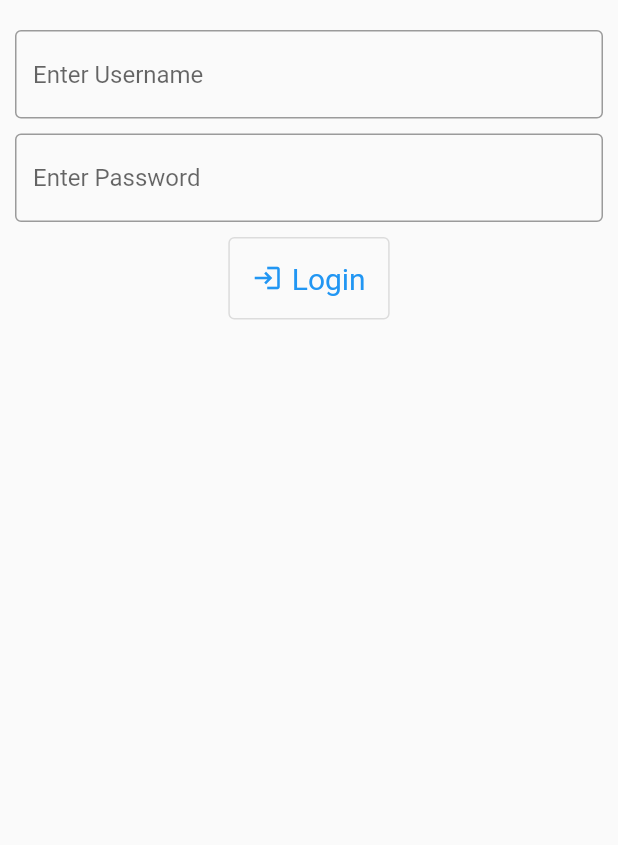
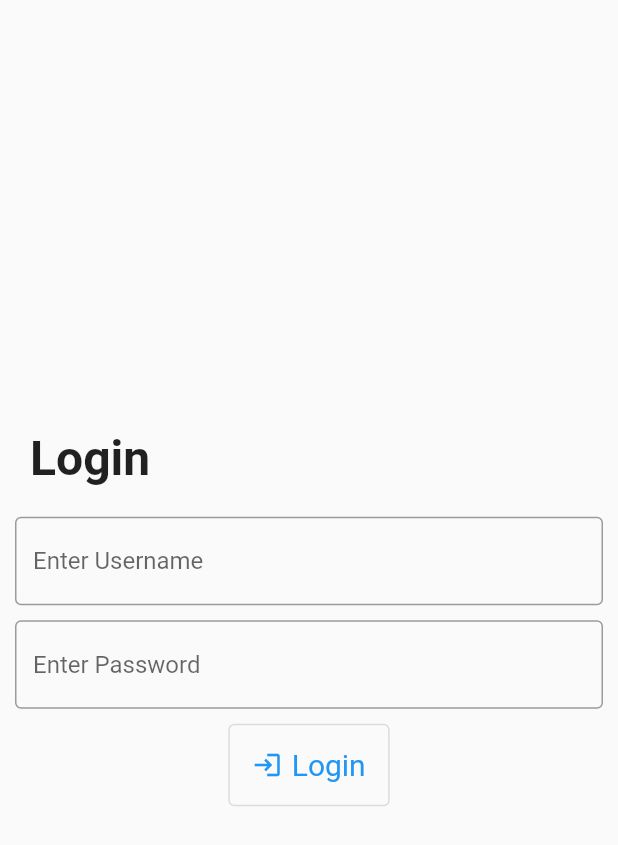
Before and after one commit to JakeSiewJK64/RhineCafe2.0, a Flutter app: the screen it shows after launch, on a phone screen of 412 x 824 dp. Shown: the top 845 px of the screen. Run offline on Flutter 3.47's test engine with Material 2 defaults, Android fonts, the phone set to English and light mode, and no system bars; project files that could hold a hidden picture were left out.

Commit message:
update: looks and feel for login screen

```diff
--- a/app/lib/components/pages/authentication/login.dart
+++ b/app/lib/components/pages/authentication/login.dart
@@ -31,7 +31,17 @@ class _LoginComponentState extends State<LoginComponent> {
       body: Padding(
         padding: const EdgeInsets.all(10),
         child: Column(
+          mainAxisAlignment: MainAxisAlignment.center,
           children: [
+            const Padding(
+                padding: EdgeInsets.all(10),
+                child: Align(
+                  alignment: Alignment.centerLeft,
+                  child: Text(
+                    "Login",
+                    style: TextStyle(fontWeight: FontWeight.bold, fontSize: 32),
+                  ),
+                )),
             Padding(
               padding: const EdgeInsets.fromLTRB(0, 10, 0, 0),
               child: TextFormField(
```
